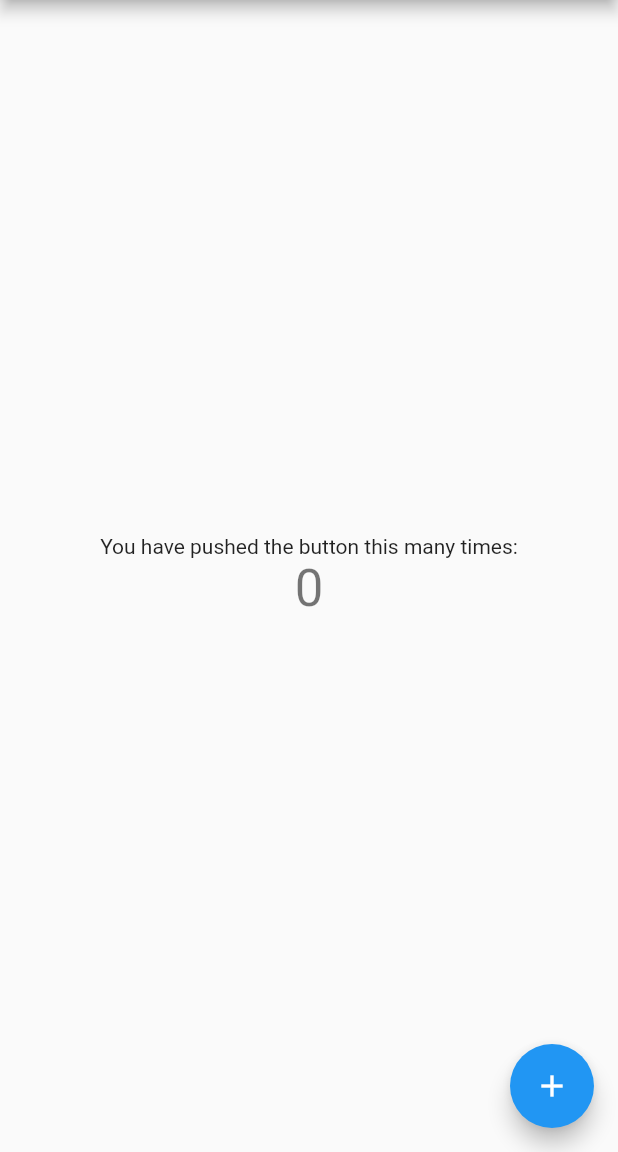
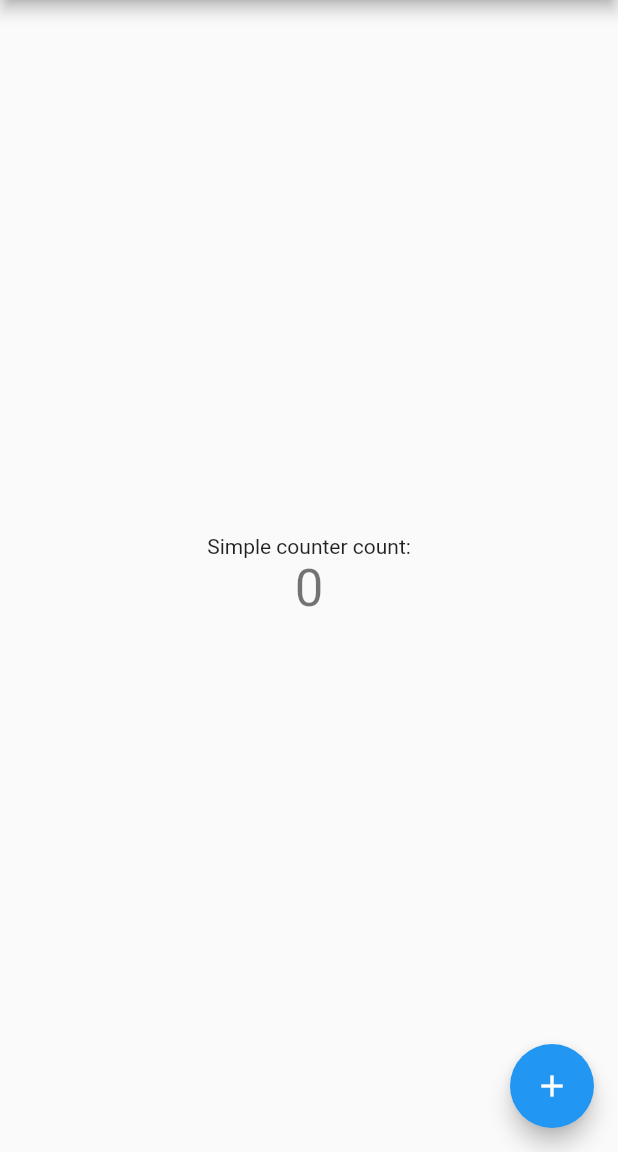
Before and after one commit to abdul23lm/mobile-chat-app-using-flutter, a Flutter app: the screen it shows after launch, on a phone screen of 412 x 824 dp, the part 84-1236 px from its top. Run offline on Flutter 3.47's test engine with Material 2 defaults, Android fonts, the phone set to English and light mode, and no system bars.

Commit message:
Add firebase defedencies

```diff
--- a/lib/main.dart
+++ b/lib/main.dart
@@ -98,7 +98,7 @@ class _MyHomePageState extends State<MyHomePage> {
           mainAxisAlignment: MainAxisAlignment.center,
           children: <Widget>[
             Text(
-              'You have pushed the button this many times:',
+              'Simple counter count:',
             ),
             Text(
               '$_counter',
--- a/pubspec.yaml
+++ b/pubspec.yaml
@@ -27,6 +27,9 @@ dependencies:
   # The following adds the Cupertino Icons font to your application.
   # Use with the CupertinoIcons class for iOS style icons.
   cupertino_icons: ^0.1.3
+  firebase_core: ^0.5.0
+  firebase_auth: ^0.18.0+1
+  firebase_database: ^4.0.0
 
 dev_dependencies:
   flutter_test:
```
Also changed, not shown: pubspec.lock.
